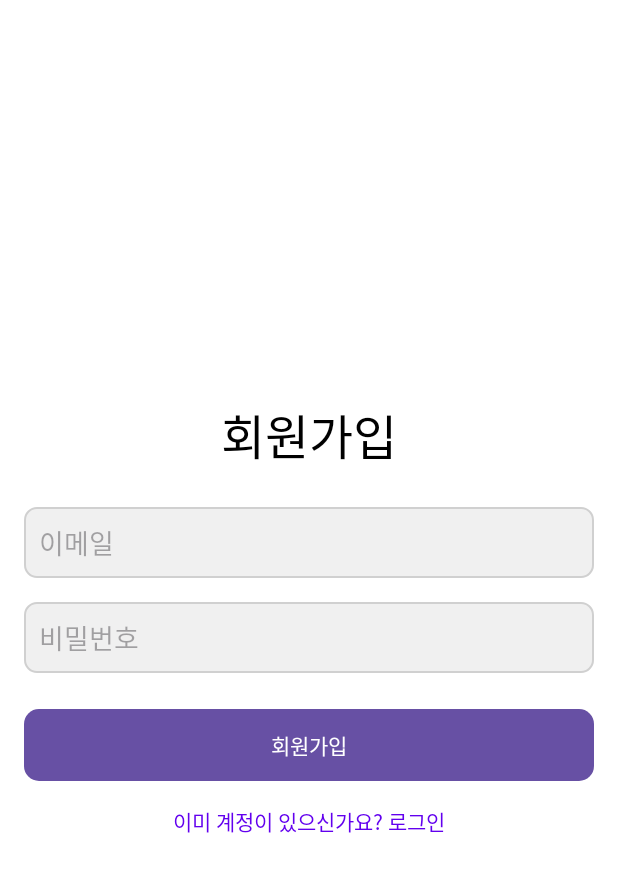
After one commit to petopiaaa/Petopiaaa, an Android app: the RegisterActivity screen opened directly, with no data from a screen before it, on a phone screen of 412 x 824 dp. The commit adds this screen. Shown: the top 872 px of the screen. Run offline under Robolectric (Android 15) with nearby library versions, the phone set to English and light mode, and no system bars; our stand-ins replace Firebase (no records; nobody signed in at launch, a user with empty details on screens opened directly).

Commit message:
로그인 창 xml이랑 코드 기타 등등

```diff
--- a/app/build.gradle.kts
+++ b/app/build.gradle.kts
@@ -66,4 +66,6 @@ dependencies {
     testImplementation("junit:junit:4.13.2")
     androidTestImplementation("androidx.test.ext:junit:1.2.1")
     androidTestImplementation("androidx.test.espresso:espresso-core:3.6.1")
+    implementation ("org.jetbrains.kotlinx:kotlinx-coroutines-core:1.6.0")
+    implementation ("org.jetbrains.kotlinx:kotlinx-coroutines-android:1.6.0")
 }
--- a/app/src/main/java/edu/sswu/petopia/data/LoginDataSource.kt
+++ b/app/src/main/java/edu/sswu/petopia/data/LoginDataSource.kt
@@ -8,7 +8,7 @@ import java.io.IOException
  */
 class LoginDataSource {
 
-    fun login(username: String, password: String): Result<LoggedInUser> {
+    suspend fun login(username: String, password: String): Result<LoggedInUser> {
         try {
             // TODO: handle loggedInUser authentication
             val fakeUser = LoggedInUser(java.util.UUID.randomUUID().toString(), "Jane Doe")
--- a/app/src/main/java/edu/sswu/petopia/data/LoginRepository.kt
+++ b/app/src/main/java/edu/sswu/petopia/data/LoginRepository.kt
@@ -27,7 +27,7 @@ class LoginRepository(val dataSource: LoginDataSource) {
         dataSource.logout()
     }
 
-    fun login(username: String, password: String): Result<LoggedInUser> {
+    suspend fun login(username: String, password: String): Result<LoggedInUser> {
         // handle login
         val result = dataSource.login(username, password)
 
--- /dev/null
+++ b/app/src/main/java/edu/sswu/petopia/register/RegisterActivity.kt
@@ -0,0 +1,48 @@
+package edu.sswu.petopia.register
+
+import android.content.Intent
+import android.os.Bundle
+import android.widget.Button
+import android.widget.EditText
+import android.widget.Toast
+import androidx.appcompat.app.AppCompatActivity
+import com.google.firebase.auth.FirebaseAuth
+import edu.sswu.petopia.R
+import edu.sswu.petopia.ui.login.LoginActivity
+
+class RegisterActivity : AppCompatActivity() {
+
+    private lateinit var auth: FirebaseAuth
+
+    override fun onCreate(savedInstanceState: Bundle?) {
+        super.onCreate(savedInstanceState)
+        setContentView(R.layout.activity_register)
+
+        auth = FirebaseAuth.getInstance()
+
+        val emailEditText = findViewById<EditText>(R.id.et_register_email)
+        val passwordEditText = findViewById<EditText>(R.id.et_register_password)
+        val registerButton = findViewById<Button>(R.id.btn_register)
+
+        registerButton.setOnClickListener {
+            val email = emailEditText.text.toString()
+            val password = passwordEditText.text.toString()
+
+            if (email.isNotEmpty() && password.isNotEmpty()) {
+                auth.createUserWithEmailAndPassword(email, password)
+                    .addOnCompleteListener(this) { task ->
+                        if (task.isSuccessful) {
+                            Toast.makeText(this, "회원가입 성공", Toast.LENGTH_SHORT).show()
+                            val intent = Intent(this, LoginActivity::class.java)
+                            startActivity(intent)
+                            finish()
+                        } else {
+                            Toast.makeText(this, "회원가입 실패: ${task.exception?.message}", Toast.LENGTH_SHORT).show()
+                        }
+                    }
+            } else {
+                Toast.makeText(this, "이메일과 비밀번호를 입력하세요.", Toast.LENGTH_SHORT).show()
+            }
+        }
+    }
+}
--- a/app/src/main/java/edu/sswu/petopia/ui/login/LoginViewModel.kt
+++ b/app/src/main/java/edu/sswu/petopia/ui/login/LoginViewModel.kt
@@ -4,10 +4,12 @@ import androidx.lifecycle.LiveData
 import androidx.lifecycle.MutableLiveData
 import androidx.lifecycle.ViewModel
 import android.util.Patterns
+import androidx.lifecycle.viewModelScope
 import edu.sswu.petopia.data.LoginRepository
 import edu.sswu.petopia.data.Result
 
 import edu.sswu.petopia.R
+import kotlinx.coroutines.launch
 
 class LoginViewModel(private val loginRepository: LoginRepository) : ViewModel() {
 
@@ -19,6 +21,7 @@ class LoginViewModel(private val loginRepository: LoginRepository) : ViewModel()
 
     fun login(username: String, password: String) {
         // can be launched in a separate asynchronous job
+        viewModelScope.launch {
         val result = loginRepository.login(username, password)
 
         if (result is Result.Success) {
@@ -26,7 +29,7 @@ class LoginViewModel(private val loginRepository: LoginRepository) : ViewModel()
                 LoginResult(success = LoggedInUserView(displayName = result.data.displayName))
         } else {
             _loginResult.value = LoginResult(error = R.string.login_failed)
-        }
+        }}
     }
 
     fun loginDataChanged(username: String, password: String) {
--- /dev/null
+++ b/app/src/main/res/drawable/button_round.xml
@@ -0,0 +1,5 @@
+<?xml version="1.0" encoding="utf-8"?>
+<shape xmlns:android="http://schemas.android.com/apk/res/android">
+    <solid android:color="@color/primaryColor"/>
+    <corners android:radius="10dp"/>
+</shape>
--- /dev/null
+++ b/app/src/main/res/drawable/edit_bg.xml
@@ -0,0 +1,7 @@
+<?xml version="1.0" encoding="utf-8"?>
+
+    <shape xmlns:android="http://schemas.android.com/apk/res/android">
+        <solid android:color="#f0f0f0"/>
+        <corners android:radius="8dp"/>
+        <stroke android:width="1dp" android:color="#d0d0d0"/>
+    </shape>
--- /dev/null
+++ b/app/src/main/res/layout/activity_register.xml
@@ -0,0 +1,60 @@
+<?xml version="1.0" encoding="utf-8"?>
+<androidx.constraintlayout.widget.ConstraintLayout xmlns:android="http://schemas.android.com/apk/res/android"
+    android:layout_width="match_parent"
+    android:layout_height="match_parent">
+    <LinearLayout
+        xmlns:android="http://schemas.android.com/apk/res/android"
+        android:layout_width="match_parent"
+        android:layout_height="match_parent"
+        android:orientation="vertical"
+        android:padding="16dp"
+        android:gravity="center"
+        android:background="@color/white">
+
+        <TextView
+            android:layout_width="wrap_content"
+            android:layout_height="wrap_content"
+            android:text="회원가입"
+            android:textSize="32sp"
+            android:textColor="@color/black"
+            android:layout_marginBottom="24dp"/>
+
+        <EditText
+            android:id="@+id/et_register_email"
+            android:layout_width="match_parent"
+            android:layout_height="wrap_content"
+            android:hint="이메일"
+            android:inputType="textEmailAddress"
+            android:padding="10dp"
+            android:layout_marginBottom="16dp"
+            android:background="@drawable/edit_bg"/>
+
+        <EditText
+            android:id="@+id/et_register_password"
+            android:layout_width="match_parent"
+            android:layout_height="wrap_content"
+            android:hint="비밀번호"
+            android:inputType="textPassword"
+            android:padding="10dp"
+            android:layout_marginBottom="24dp"
+            android:background="@drawable/edit_bg"/>
+
+        <Button
+            android:id="@+id/btn_register"
+            android:layout_width="match_parent"
+            android:layout_height="wrap_content"
+            android:text="회원가입"
+            android:background="@drawable/button_round"
+            android:textColor="@android:color/white"/>
+
+        <TextView
+            android:id="@+id/tv_login"
+            android:layout_width="wrap_content"
+            android:layout_height="wrap_content"
+            android:text="이미 계정이 있으신가요? 로그인"
+            android:textColor="@color/primaryColor"
+            android:layout_marginTop="16dp"
+            android:layout_gravity="center"/>
+    </LinearLayout>
+
+</androidx.constraintlayout.widget.ConstraintLayout>
--- a/app/src/main/res/values/colors.xml
+++ b/app/src/main/res/values/colors.xml
@@ -2,4 +2,10 @@
 <resources>
     <color name="black">#FF000000</color>
     <color name="white">#FFFFFFFF</color>
+    <color name="colorPrimary">#6200EE</color>
+    <color name="colorPrimaryDark">#3700B3</color>
+    <color name="colorAccent">#03DAC5</color>
+
+    <!-- 새로 추가할 primaryColor -->
+    <color name="primaryColor">#6200EE</color>
 </resources>
```
Also changed, not shown: app/src/main/AndroidManifest.xml (+12 -3 lines), app/src/main/java/edu/sswu/petopia/ui/login/LoginActivity.kt (added, +48 -0 lines), app/src/main/res/layout/activity_login.xml (added, +61 -0 lines).
